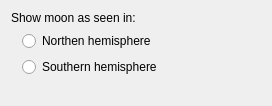
Before: the Qt Designer form applets/luna/lunaConfig.ui in KDE/kdeplasma-addons, drawn with Qt 5.
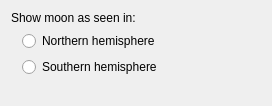
After: the same form once the commit is applied.

Diff of the .ui file:
```diff
--- a/applets/luna/lunaConfig.ui
+++ b/applets/luna/lunaConfig.ui
@@ -42,7 +42,7 @@
       </sizepolicy>
      </property>
      <property name="text" >
-      <string>Northen hemisphere</string>
+      <string>Northern hemisphere</string>
      </property>
     </widget>
    </item>
```
